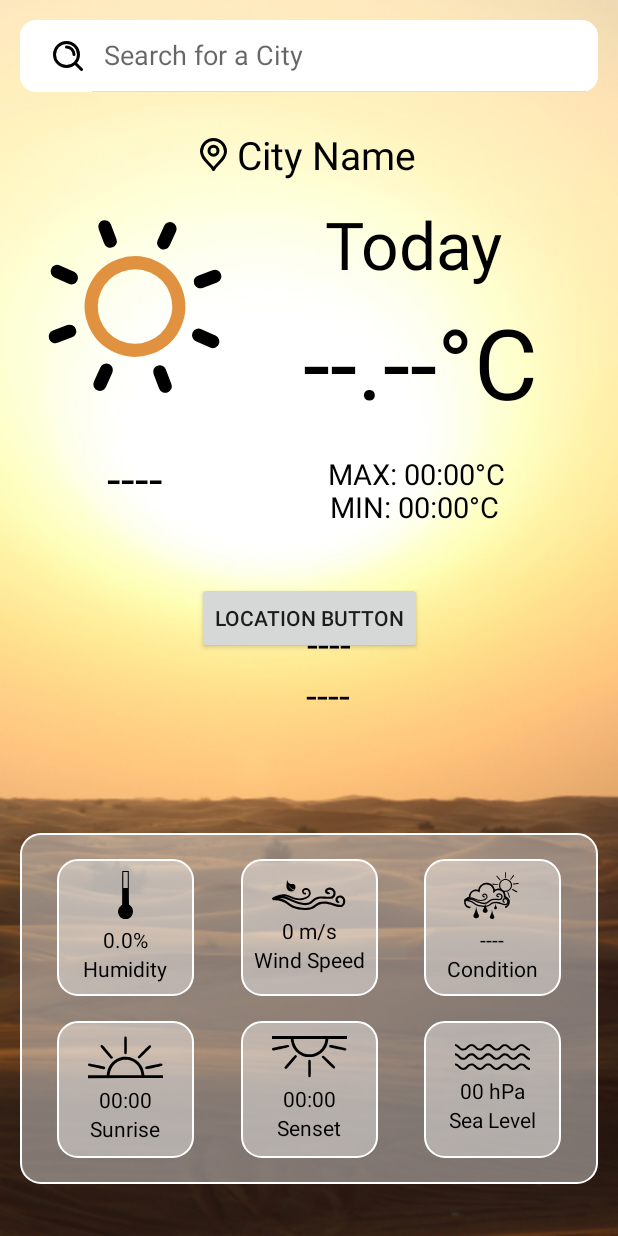
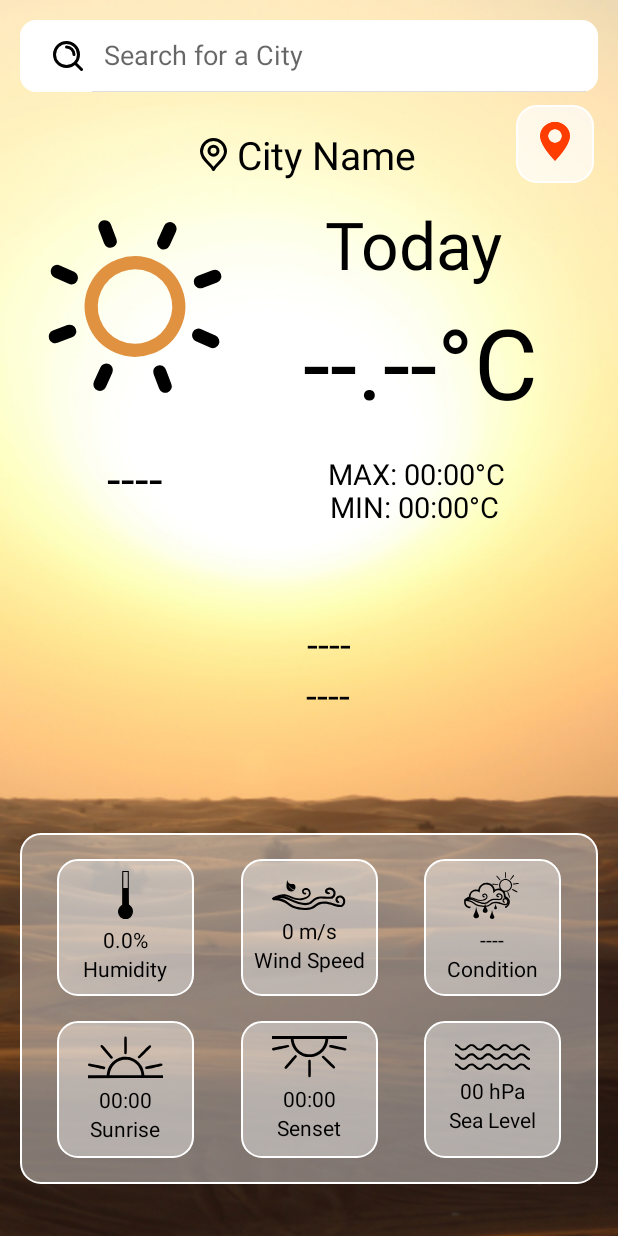
Before and after one commit to thesurajsite/WeatherWise-Weather-App, an Android app: the layout activity_main.xml on its own in the app's theme, with its tools: preview values and no code run, on a phone screen of 412 x 824 dp. Run offline under Robolectric (Android 15) with nearby library versions, the phone set to English and light mode, and no system bars; Roboto replaces fonts that are not available here.

Commit message:
location feature completed

```diff
--- a/app/src/main/AndroidManifest.xml
+++ b/app/src/main/AndroidManifest.xml
@@ -4,6 +4,8 @@
     <uses-permission android:name="android.permission.INTERNET"/>
     <uses-permission android:name="android.permission.ACCESS_FINE_LOCATION"/>
     <uses-permission android:name="android.permission.ACCESS_COARSE_LOCATION"/>
+
+    <uses-permission android:name="android.permission.VIBRATE" />
 
     <application
         android:allowBackup="true"
--- a/app/src/main/java/Activities/MainActivity.kt
+++ b/app/src/main/java/Activities/MainActivity.kt
@@ -12,6 +12,7 @@ import android.location.LocationListener
 import android.location.LocationManager
 import androidx.appcompat.app.AppCompatActivity
 import android.os.Bundle
+import android.os.Vibrator
 import android.provider.Settings
 import android.renderscript.ScriptGroup.Binding
 import android.util.Log
@@ -47,6 +48,7 @@ class MainActivity : AppCompatActivity() {
         binding=ActivityMainBinding.inflate(layoutInflater)
         setContentView(binding.root)
 
+        val vibrator = getSystemService(Context.VIBRATOR_SERVICE) as Vibrator
         val cityName=getCityName()
         binding.progressBar.visibility=View.VISIBLE
 
@@ -59,6 +61,8 @@ class MainActivity : AppCompatActivity() {
         ////////////////////////////////////////////
 
         binding.locationButton.setOnClickListener {
+            vibrator.vibrate(50)
+            binding.progressBar.visibility=View.VISIBLE
             requestLocation()
 //            Log.e("locationTag", "Show city location here")
 
@@ -91,17 +95,18 @@ class MainActivity : AppCompatActivity() {
     private val locationListener = object : LocationListener {
         override fun onLocationChanged(location: Location) {
 
-            Log.d("LocationDebug", "Received location update: ${location.latitude}, ${location.longitude}")
+           // Log.d("LocationDebug", "Received location update: ${location.latitude}, ${location.longitude}")
 
             val geocoder = Geocoder(this@MainActivity, Locale.getDefault())
             val addresses = geocoder.getFromLocation(location.latitude, location.longitude, 1)
 
             if (addresses != null) {
-                Log.d("LocationDebug", "Number of addresses received: ${addresses.size}")
+               // Log.d("LocationDebug", "Number of addresses received: ${addresses.size}")
                 if (addresses.isNotEmpty()) {
                     val cityName = addresses[0]?.locality
-                    Log.d("LocationDebug", "Extracted city name: $cityName")
+                   // Log.d("LocationDebug", "Extracted city name: $cityName")
 
+                    binding.searchBar.setQuery("$cityName", false)
                     if (cityName != null) {
                         fetchWeatherData(cityName)
                     }
@@ -118,7 +123,7 @@ class MainActivity : AppCompatActivity() {
 
                     fullAddress.delete(fullAddress.length - 2, fullAddress.length)
 
-                    Log.d("LocationDebug", "Full address: $fullAddress")
+                 //   Log.d("LocationDebug", "Full address: $fullAddress")
                     Toast.makeText(applicationContext, "$fullAddress", Toast.LENGTH_SHORT).show()
 
                     ///////////////////
--- /dev/null
+++ b/app/src/main/res/drawable/card_background_2.xml
@@ -0,0 +1,7 @@
+<?xml version="1.0" encoding="utf-8"?>
+<shape xmlns:android="http://schemas.android.com/apk/res/android">
+    <solid android:color="#B3FFFFFF"/>
+    <corners android:radius="@dimen/_10sdp"/>
+    <stroke android:color="@color/white" android:width="@dimen/_1sdp"/>
+
+</shape>
--- a/app/src/main/res/layout/activity_main.xml
+++ b/app/src/main/res/layout/activity_main.xml
@@ -7,7 +7,7 @@
     android:background="@drawable/sunny_background"
     tools:context="Activities.MainActivity">
 
-    <SearchView
+    <android.widget.SearchView
         android:id="@+id/searchBar"
         android:layout_width="match_parent"
         android:layout_height="wrap_content"
@@ -21,17 +21,42 @@
         app:layout_constraintTop_toTopOf="parent"
         tools:layout_editor_absoluteX="10dp" />
 
-    <Button
+    <!--    <Button-->
+    <!--        android:id="@+id/locationButton"-->
+    <!--        android:layout_width="wrap_content"-->
+    <!--        android:layout_height="wrap_content"-->
+    <!--        android:text="Location Button"-->
+    <!--        app:layout_constraintBottom_toBottomOf="parent"-->
+    <!--        app:layout_constraintEnd_toEndOf="parent"-->
+    <!--        app:layout_constraintHorizontal_bias="0.984"-->
+    <!--        app:layout_constraintStart_toStartOf="parent"-->
+    <!--        app:layout_constraintTop_toTopOf="parent"-->
+    <!--        app:layout_constraintVertical_bias="0.096" />-->
+
+    <LinearLayout
         android:id="@+id/locationButton"
-        android:layout_width="wrap_content"
-        android:layout_height="wrap_content"
-        android:text="Location Button"
+        android:layout_width="@dimen/_40sdp"
+        android:layout_height="@dimen/_40sdp"
+        android:background="@drawable/card_background_2"
+        android:gravity="center"
+        android:orientation="vertical"
         app:layout_constraintBottom_toBottomOf="parent"
         app:layout_constraintEnd_toEndOf="parent"
-        app:layout_constraintHorizontal_bias="0.5"
+        app:layout_constraintHorizontal_bias="0.955"
         app:layout_constraintStart_toStartOf="parent"
         app:layout_constraintTop_toTopOf="parent"
-        app:layout_constraintVertical_bias="0.5" />
+        app:layout_constraintVertical_bias="0.091">
+
+
+        <ImageView
+            android:layout_width="wrap_content"
+            android:layout_height="wrap_content"
+            android:layout_gravity="center_horizontal"
+            android:layout_marginBottom="@dimen/_3sdp"
+            android:padding="@dimen/_8sdp"
+            android:src="@drawable/location" />
+
+    </LinearLayout>
 
     <TextView
         android:id="@+id/cityName"
```
Also changed, not shown: app/src/main/res/drawable/location.png (added).
